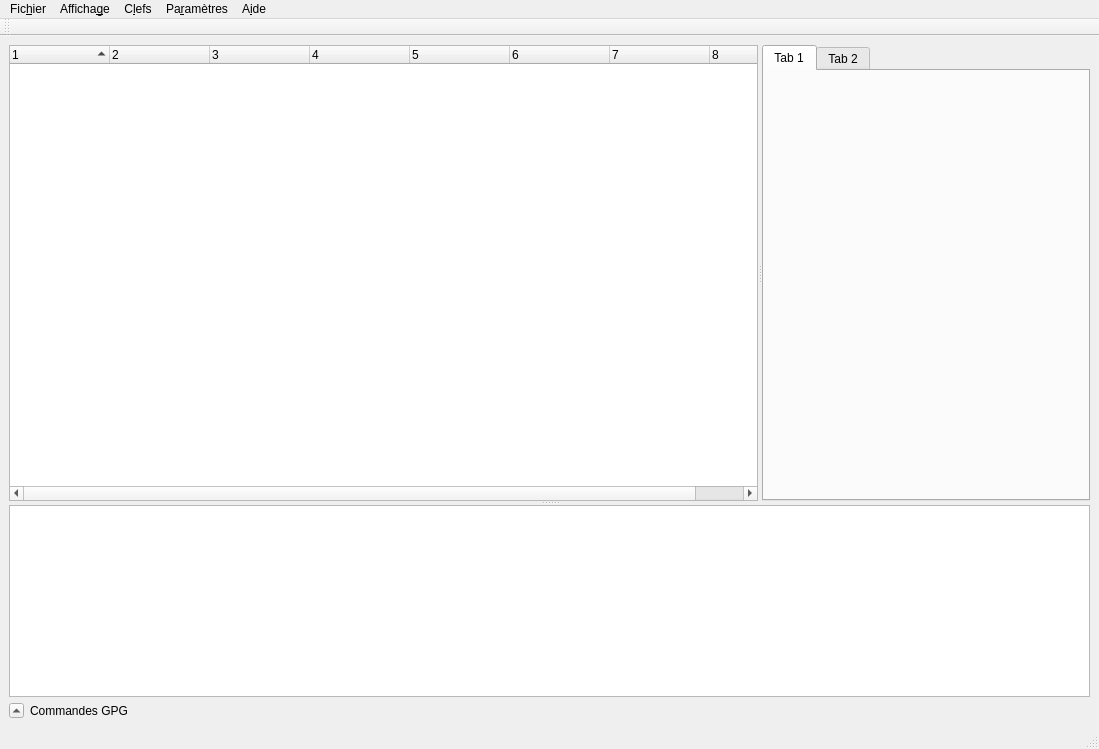
Before: the Qt Designer form GuiPG/src/View/mainwindow.ui in Diakakodo/GuiPG, drawn with Qt 5.
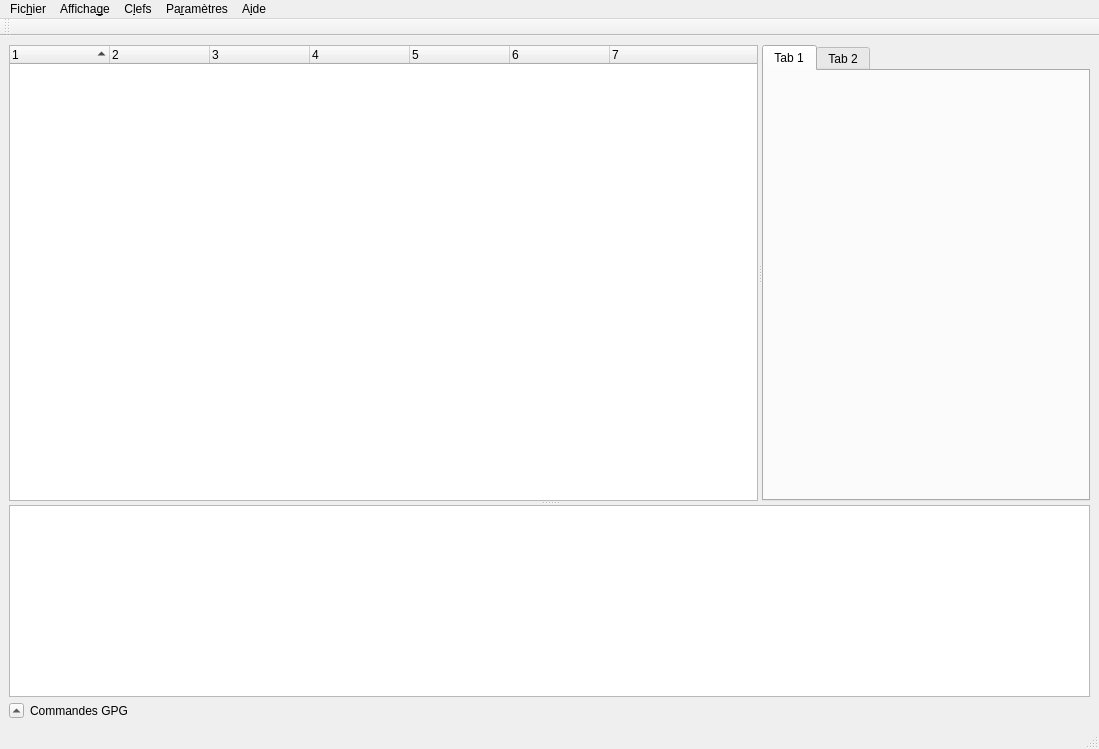
After: the same form once the commit is applied.

The edit to the form file:
```diff
--- a/GuiPG/src/View/mainwindow.ui
+++ b/GuiPG/src/View/mainwindow.ui
@@ -41,7 +41,7 @@
          <bool>true</bool>
         </property>
         <property name="columnCount">
-         <number>8</number>
+         <number>7</number>
         </property>
         <column>
          <property name="text">
@@ -78,11 +78,6 @@
           <string notr="true">7</string>
          </property>
         </column>
-        <column>
-         <property name="text">
-          <string notr="true">8</string>
-         </property>
-        </column>
        </widget>
        <widget class="QTabWidget" name="tabWidget">
         <widget class="QWidget" name="tab">
```
Left out of the diff: 2 changed lines with no effect on the pictures.
